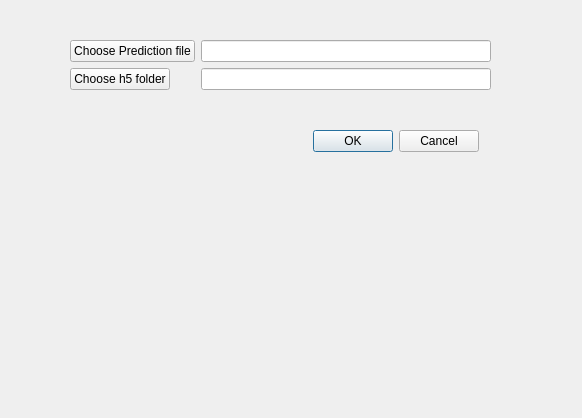
This is pyecog/visualisation/predictions_loading_subwindow.ui in jcornford/pyecog as Qt 5 draws it before an edit. The edited form follows.
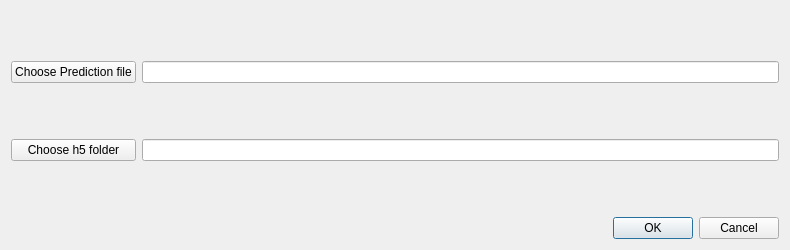
This is the edited form.

Patch:
```diff
--- a/pyecog/visualisation/predictions_loading_subwindow.ui
+++ b/pyecog/visualisation/predictions_loading_subwindow.ui
@@ -6,73 +6,96 @@
    <rect>
     <x>0</x>
     <y>0</y>
-    <width>582</width>
-    <height>418</height>
+    <width>790</width>
+    <height>250</height>
    </rect>
   </property>
+  <property name="sizePolicy">
+   <sizepolicy hsizetype="MinimumExpanding" vsizetype="Fixed">
+    <horstretch>0</horstretch>
+    <verstretch>0</verstretch>
+   </sizepolicy>
+  </property>
+  <property name="minimumSize">
+   <size>
+    <width>600</width>
+    <height>0</height>
+   </size>
+  </property>
+  <property name="maximumSize">
+   <size>
+    <width>16777215</width>
+    <height>250</height>
+   </size>
+  </property>
   <property name="windowTitle">
    <string>Dialog</string>
   </property>
-  <widget class="QDialogButtonBox" name="buttonBox">
-   <property name="geometry">
-    <rect>
-     <x>310</x>
-     <y>130</y>
-     <width>169</width>
-     <height>23</height>
-    </rect>
-   </property>
-   <property name="orientation">
-    <enum>Qt::Horizontal</enum>
-   </property>
-   <property name="standardButtons">
-    <set>QDialogButtonBox::Cancel|QDialogButtonBox::Ok</set>
-   </property>
-  </widget>
-  <widget class="QWidget" name="formLayoutWidget">
-   <property name="geometry">
-    <rect>
-     <x>70</x>
-     <y>40</y>
-     <width>421</width>
-     <height>71</height>
-    </rect>
-   </property>
-   <layout class="QFormLayout" name="formLayout_2">
-    <item row="0" column="1">
-     <widget class="QLineEdit" name="prediction_display"/>
-    </item>
-    <item row="1" column="1">
-     <widget class="QLineEdit" name="h5_display"/>
-    </item>
+  <layout class="QVBoxLayout" name="verticalLayout">
+   <item>
+    <widget class="QWidget" name="widget" native="true">
+     <property name="sizePolicy">
+      <sizepolicy hsizetype="MinimumExpanding" vsizetype="Preferred">
+       <horstretch>0</horstretch>
+       <verstretch>0</verstretch>
+      </sizepolicy>
+     </property>
+     <layout class="QGridLayout" name="gridLayout">
+      <property name="leftMargin">
+       <number>0</number>
+      </property>
+      <property name="topMargin">
+       <number>0</number>
+      </property>
+      <property name="rightMargin">
+       <number>0</number>
+      </property>
+      <property name="bottomMargin">
+       <number>0</number>
+      </property>
     <item row="0" column="0">
      <widget class="QPushButton" name="set_prediction_file">
-      <property name="maximumSize">
-       <size>
-        <width>170</width>
-        <height>16777215</height>
-       </size>
-      </property>
       <property name="text">
        <string>Choose Prediction file</string>
       </property>
      </widget>
     </item>
+      <item row="0" column="1">
+       <widget class="QLineEdit" name="prediction_display"/>
+      </item>
     <item row="1" column="0">
      <widget class="QPushButton" name="set_h5_folder">
-      <property name="maximumSize">
-       <size>
-        <width>141</width>
-        <height>32</height>
-       </size>
-      </property>
       <property name="text">
        <string>Choose h5 folder</string>
       </property>
      </widget>
     </item>
-   </layout>
-  </widget>
+      <item row="1" column="1">
+       <widget class="QLineEdit" name="h5_display"/>
+      </item>
+     </layout>
+    </widget>
+   </item>
+   <item>
+    <widget class="QDialogButtonBox" name="buttonBox">
+     <property name="sizePolicy">
+      <sizepolicy hsizetype="Expanding" vsizetype="Fixed">
+       <horstretch>0</horstretch>
+       <verstretch>0</verstretch>
+      </sizepolicy>
+     </property>
+     <property name="layoutDirection">
+      <enum>Qt::LeftToRight</enum>
+     </property>
+     <property name="orientation">
+      <enum>Qt::Horizontal</enum>
+     </property>
+     <property name="standardButtons">
+      <set>QDialogButtonBox::Cancel|QDialogButtonBox::Ok</set>
+     </property>
+    </widget>
+   </item>
+  </layout>
  </widget>
  <resources/>
  <connections>
```
Lines whose indentation alone changed are shown as unchanged.
